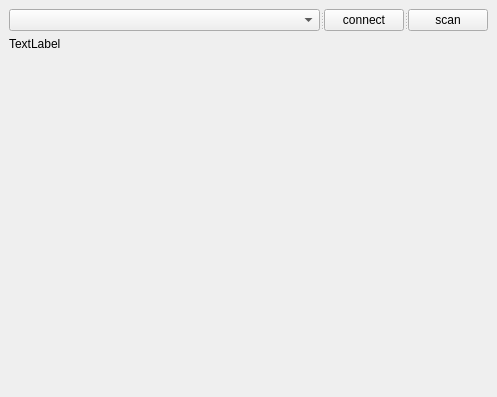
This is qt5_camera/ui/camera_controls.ui in DanielDondorp/qt5_camera as Qt 5 draws it before an edit. The edited form follows.
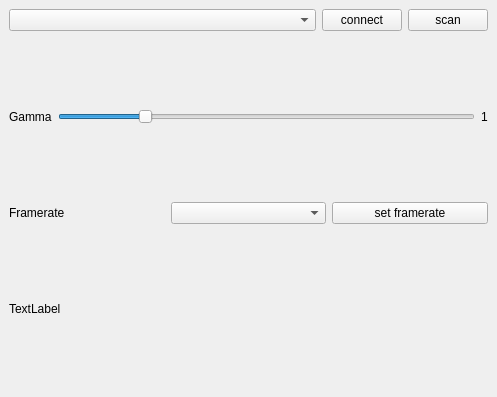
This is the edited form.

Commit message: functional prototype working. Cameras are found and settings are available.

Patch:
```diff
--- a/qt5_camera/ui/camera_controls.ui
+++ b/qt5_camera/ui/camera_controls.ui
@@ -12,49 +12,97 @@
   </property>
   <widget class="QWidget" name="dockWidgetContents">
    <layout class="QGridLayout" name="gridLayout">
-    <item row="1" column="0">
-     <widget class="QLabel" name="labelVideoDisplay">
-      <property name="text">
-       <string>TextLabel</string>
-      </property>
-     </widget>
-    </item>
-    <item row="5" column="0">
-     <spacer name="verticalSpacer">
-      <property name="orientation">
-       <enum>Qt::Vertical</enum>
-      </property>
-      <property name="sizeHint" stdset="0">
-       <size>
-        <width>20</width>
-        <height>286</height>
-       </size>
-      </property>
-     </spacer>
-    </item>
     <item row="0" column="0">
-     <widget class="QSplitter" name="splitter">
-      <property name="orientation">
-       <enum>Qt::Horizontal</enum>
-      </property>
+     <layout class="QHBoxLayout" name="horizontalLayout_3">
+      <item>
       <widget class="QComboBox" name="comboBoxCameras">
        <property name="sizePolicy">
-        <sizepolicy hsizetype="Maximum" vsizetype="Fixed">
+         <sizepolicy hsizetype="Expanding" vsizetype="Fixed">
          <horstretch>2</horstretch>
          <verstretch>0</verstretch>
         </sizepolicy>
        </property>
       </widget>
+      </item>
+      <item>
       <widget class="QPushButton" name="buttonConnectCamera">
        <property name="text">
         <string>connect</string>
        </property>
       </widget>
+      </item>
+      <item>
       <widget class="QPushButton" name="buttonScanCameras">
        <property name="text">
         <string>scan</string>
        </property>
       </widget>
+      </item>
+     </layout>
+    </item>
+    <item row="1" column="0">
+     <layout class="QHBoxLayout" name="horizontalLayout">
+      <item>
+       <widget class="QLabel" name="labelCameraGamma">
+        <property name="text">
+         <string>Gamma</string>
+        </property>
+       </widget>
+      </item>
+      <item>
+       <widget class="QSlider" name="sliderCameraGamma">
+        <property name="minimum">
+         <number>0</number>
+        </property>
+        <property name="maximum">
+         <number>500</number>
+        </property>
+        <property name="value">
+         <number>100</number>
+        </property>
+        <property name="sliderPosition">
+         <number>100</number>
+        </property>
+        <property name="orientation">
+         <enum>Qt::Horizontal</enum>
+        </property>
+       </widget>
+      </item>
+      <item>
+       <widget class="QLabel" name="labelCameraGammaValue">
+        <property name="text">
+         <string>1</string>
+        </property>
+       </widget>
+      </item>
+     </layout>
+    </item>
+    <item row="2" column="0">
+     <layout class="QHBoxLayout" name="horizontalLayout_2">
+      <item>
+       <widget class="QLabel" name="labelFramerate">
+        <property name="text">
+         <string>Framerate</string>
+        </property>
+       </widget>
+      </item>
+      <item>
+       <widget class="QComboBox" name="comboBoxFramerate"/>
+      </item>
+      <item>
+       <widget class="QPushButton" name="buttonSetFramerate">
+        <property name="text">
+         <string>set framerate</string>
+        </property>
+       </widget>
+      </item>
+     </layout>
+    </item>
+    <item row="3" column="0">
+     <widget class="QLabel" name="labelVideoDisplay">
+      <property name="text">
+       <string>TextLabel</string>
+      </property>
      </widget>
     </item>
    </layout>
```
Lines whose indentation alone changed are shown as unchanged. The commit also changes 7 other files.
